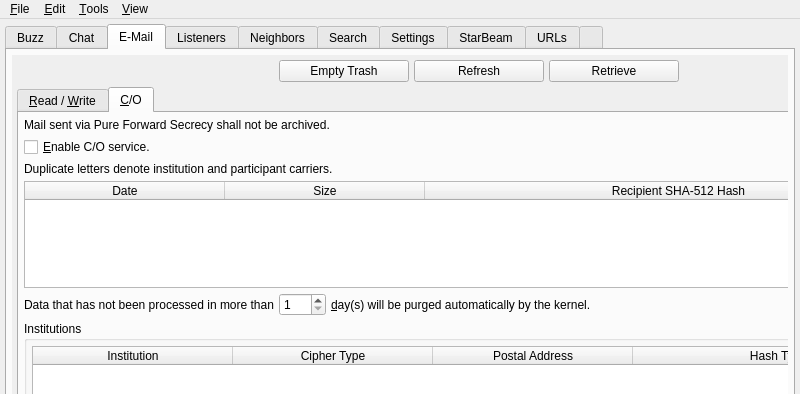
The window that branches/trunk/UI/spot-on-controlcenter.ui (textbrowser/spot-on) describes before a commit, drawn with Qt 5; both pictures show x 0 to 800 and y 0 to 394 of the 800 by 700 pixel window.
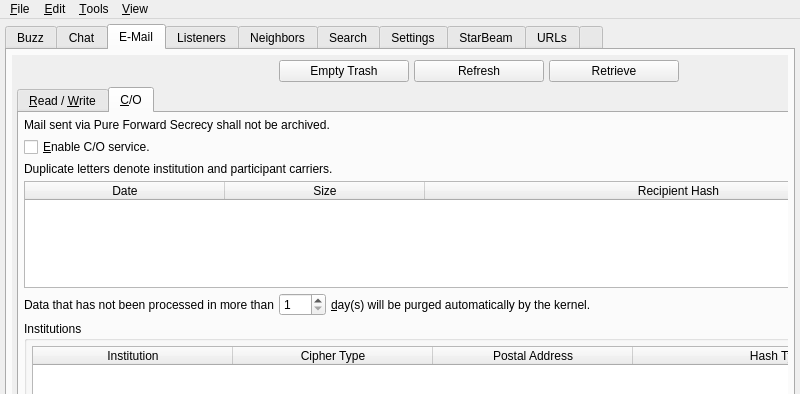
The same window after the commit. The open tabs and pages were chosen to show the change. Icons and pictures are not drawn. Custom widgets are drawn as their Qt base class.

The edit to the form file:
```diff
--- a/branches/trunk/UI/spot-on-controlcenter.ui
+++ b/branches/trunk/UI/spot-on-controlcenter.ui
@@ -1933,7 +1933,7 @@
                   </column>
                   <column>
                    <property name="text">
-                    <string>Recipient SHA-512 Hash</string>
+                    <string>Recipient Hash</string>
                    </property>
                   </column>
                  </widget>
```
